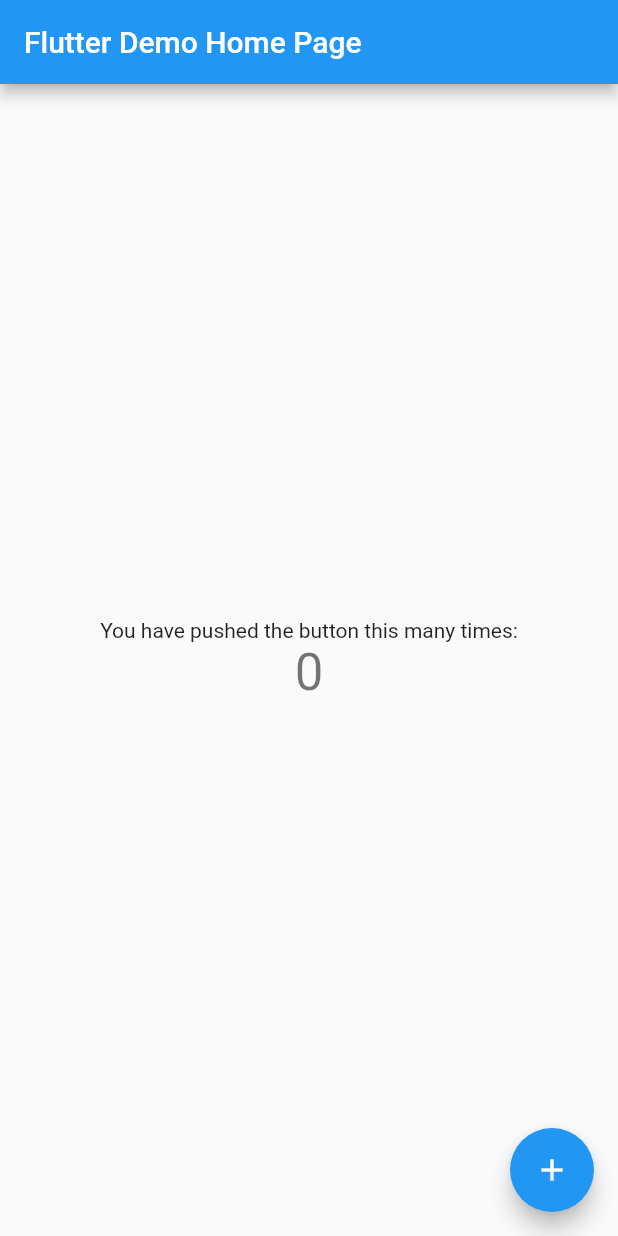
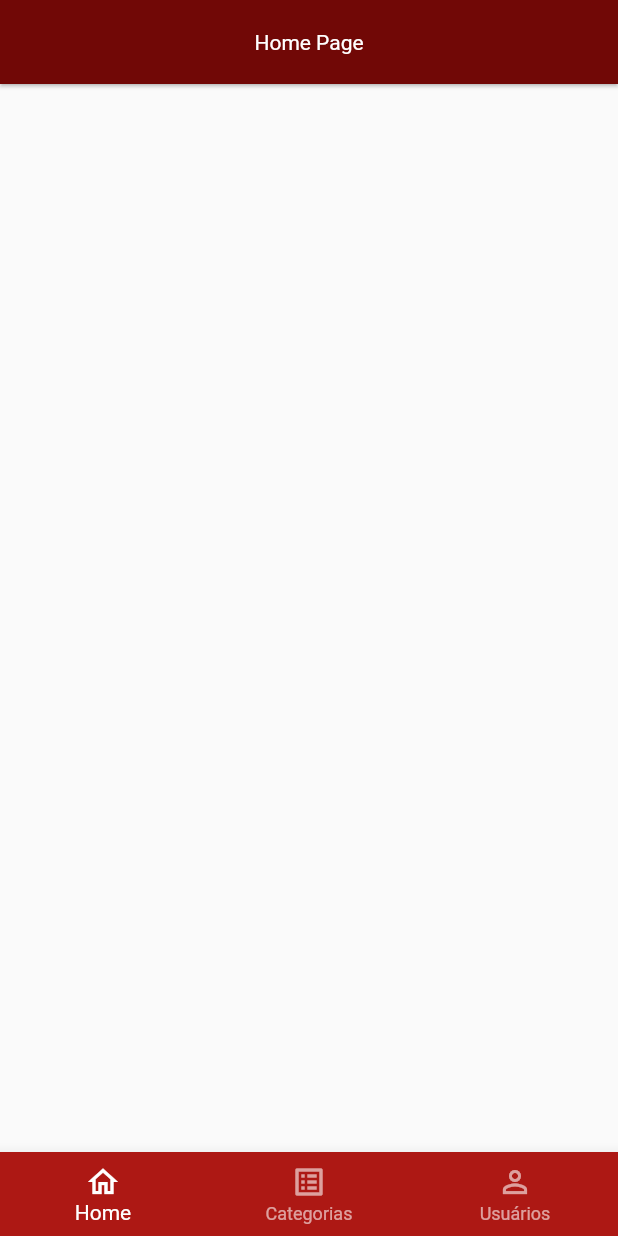
Before and after one commit to ub-system/ted, a Flutter app: the screen it shows after launch, on a phone screen of 412 x 824 dp. Run offline on Flutter 3.47's test engine with Material 2 defaults, Android fonts, the phone set to English and light mode, and no system bars; our stand-ins replace dio, get.

```diff
--- /dev/null
+++ b/mylist/lib/app/core/app_colors.dart
@@ -0,0 +1,9 @@
+import 'package:flutter/material.dart';
+
+abstract class AppColors {
+  static const Color primary = Color(0XFFAD1814);
+  static const Color primaryLight = Color(0XFFDC332F);
+  static const Color primaryDark = Color(0XFF710806);
+  static const Color primaryText = Colors.white;
+  static const Color hoverActive = Color(0XFFFEC82A);
+}
--- /dev/null
+++ b/mylist/lib/app/pages/base_page.dart
@@ -0,0 +1,64 @@
+import 'package:flutter/material.dart';
+import 'package:mylist/app/pages/user/user_page.dart';
+
+import '../core/app_colors.dart';
+//import 'app/core/app_colors.dart';
+import 'category/category_page.dart';
+import 'home/home_page.dart';
+
+
+class BasePage extends StatefulWidget {
+  const BasePage({Key? key}) : super(key: key);
+
+  @override
+  State<BasePage> createState() => _BasePageState();
+}
+
+class _BasePageState extends State<BasePage> {
+  int currentIndex = 0;
+  final pageController = PageController();
+
+  @override
+  Widget build(BuildContext context) {
+    return SafeArea(
+      child: Scaffold(
+        body: PageView(
+          physics: const NeverScrollableScrollPhysics(),
+          controller: pageController,
+          children: const [
+            HomePage(),
+            CategoryPage(),
+            UserPage(),
+          ],
+        ),
+        bottomNavigationBar: BottomNavigationBar(
+          currentIndex: currentIndex,
+          onTap: (index) {
+            setState(() {
+              currentIndex = index;
+              pageController.jumpToPage(index);
+            });
+          },
+          type: BottomNavigationBarType.fixed,
+          backgroundColor: AppColors.primary,
+          selectedItemColor: Colors.white,
+          unselectedItemColor: Colors.white.withAlpha(150),
+          items: const [
+            BottomNavigationBarItem(
+              icon: Icon(Icons.home_outlined),
+              label: 'Home',
+            ),
+            BottomNavigationBarItem(
+              icon: Icon(Icons.list_alt),
+              label: 'Categorias',
+            ),
+            BottomNavigationBarItem(
+              icon: Icon(Icons.person_outline),
+              label: 'Usuários',
+            ),
+          ],
+        ),
+      ),
+    );
+  }
+}
--- /dev/null
+++ b/mylist/lib/app/pages/home/home_page.dart
@@ -0,0 +1,15 @@
+import 'package:flutter/material.dart';
+
+class HomePage extends StatelessWidget {
+  const HomePage({super.key});
+
+  @override
+  Widget build(BuildContext context) {
+    return Scaffold(
+      appBar: AppBar(
+        title: const Text('Home Page'),
+      ),
+      body: Container(),
+    );
+  }
+}
--- /dev/null
+++ b/mylist/lib/app/routes/app_routes_pages.dart
@@ -0,0 +1,34 @@
+import 'package:get/get.dart';
+import 'package:mylist/app/pages/category/category_page.dart';
+import 'package:mylist/app/pages/user/user_page.dart';
+
+import '../pages/base_page.dart';
+import '../pages/home/home_page.dart';
+
+abstract class AppPages {
+  static final pages = <GetPage>[
+    GetPage(
+      name: AppRoutes.base,
+      page: () => const BasePage(),
+    ),
+    GetPage(
+      name: AppRoutes.category,
+      page: () => const CategoryPage(),
+    ),
+    GetPage(
+      name: AppRoutes.user,
+      page: () => const UserPage(),
+    ),
+    GetPage(
+      name: AppRoutes.home,
+      page: () => const HomePage(),
+    ),
+  ];
+}
+
+abstract class AppRoutes {
+  static const String base = '/';
+  static const String user = '/user';
+  static const String category = '/category';
+  static const String home = '/home';
+}
--- a/mylist/lib/main.dart
+++ b/mylist/lib/main.dart
@@ -1,4 +1,8 @@
 import 'package:flutter/material.dart';
+import 'package:get/get.dart';
+
+import 'app/core/app_colors.dart';
+import 'app/pages/base_page.dart';
 
 void main() {
   runApp(const MyApp());
@@ -7,109 +11,24 @@ void main() {
 class MyApp extends StatelessWidget {
   const MyApp({super.key});
 
-  // This widget is the root of your application.
   @override
   Widget build(BuildContext context) {
-    return MaterialApp(
-      title: 'Flutter Demo',
+    return GetMaterialApp(
+      title: 'MyList',
       theme: ThemeData(
-        // This is the theme of your application.
-        //
-        // Try running your application with "flutter run". You'll see the
-        // application has a blue toolbar. Then, without quitting the app, try
-        // changing the primarySwatch below to Colors.green and then invoke
-        // "hot reload" (press "r" in the console where you ran "flutter run",
-        // or simply save your changes to "hot reload" in a Flutter IDE).
-        // Notice that the counter didn't reset back to zero; the application
-        // is not restarted.
-        primarySwatch: Colors.blue,
+        primaryColor: AppColors.primary,
+        appBarTheme: const AppBarTheme(
+          color: AppColors.primaryDark,
+          centerTitle: true,
+          iconTheme: IconThemeData(color: Colors.white),
+          titleTextStyle: TextStyle(color: Colors.white),
+          elevation: 1,
+        ),
       ),
-      home: const MyHomePage(title: 'Flutter Demo Home Page'),
+      debugShowCheckedModeBanner: false,
+      //initialRoute: AppRoutes.splash,
+      //getPages: AppPages.pages,
+      home: const BasePage(),
     );
   }
 }
-
-class MyHomePage extends StatefulWidget {
-  const MyHomePage({super.key, required this.title});
-
-  // This widget is the home page of your application. It is stateful, meaning
-  // that it has a State object (defined below) that contains fields that affect
-  // how it looks.
-
-  // This class is the configuration for the state. It holds the values (in this
-  // case the title) provided by the parent (in this case the App widget) and
-  // used by the build method of the State. Fields in a Widget subclass are
-  // always marked "final".
-
-  final String title;
-
-  @override
-  State<MyHomePage> createState() => _MyHomePageState();
-}
-
-class _MyHomePageState extends State<MyHomePage> {
-  int _counter = 0;
-
-  void _incrementCounter() {
-    setState(() {
-      // This call to setState tells the Flutter framework that something has
-      // changed in this State, which causes it to rerun the build method below
-      // so that the display can reflect the updated values. If we changed
-      // _counter without calling setState(), then the build method would not be
-      // called again, and so nothing would appear to happen.
-      _counter++;
-    });
-  }
-
-  @override
-  Widget build(BuildContext context) {
-    // This method is rerun every time setState is called, for instance as done
-    // by the _incrementCounter method above.
-    //
-    // The Flutter framework has been optimized to make rerunning build methods
-    // fast, so that you can just rebuild anything that needs updating rather
-    // than having to individually change instances of widgets.
-    return Scaffold(
-      appBar: AppBar(
-        // Here we take the value from the MyHomePage object that was created by
-        // the App.build method, and use it to set our appbar title.
-        title: Text(widget.title),
-      ),
-      body: Center(
-        // Center is a layout widget. It takes a single child and positions it
-        // in the middle of the parent.
-        child: Column(
-          // Column is also a layout widget. It takes a list of children and
-          // arranges them vertically. By default, it sizes itself to fit its
-          // children horizontally, and tries to be as tall as its parent.
-          //
-          // Invoke "debug painting" (press "p" in the console, choose the
-          // "Toggle Debug Paint" action from the Flutter Inspector in Android
-          // Studio, or the "Toggle Debug Paint" command in Visual Studio Code)
-          // to see the wireframe for each widget.
-          //
-          // Column has various properties to control how it sizes itself and
-          // how it positions its children. Here we use mainAxisAlignment to
-          // center the children vertically; the main axis here is the vertical
-          // axis because Columns are vertical (the cross axis would be
-          // horizontal).
-          mainAxisAlignment: MainAxisAlignment.center,
-          children: <Widget>[
-            const Text(
-              'You have pushed the button this many times:',
-            ),
-            Text(
-              '$_counter',
-              style: Theme.of(context).textTheme.headlineMedium,
-            ),
-          ],
-        ),
-      ),
-      floatingActionButton: FloatingActionButton(
-        onPressed: _incrementCounter,
-        tooltip: 'Increment',
-        child: const Icon(Icons.add),
-      ), // This trailing comma makes auto-formatting nicer for build methods.
-    );
-  }
-}
```
Also changed, not shown: mylist/lib/app/controllers/category_controller.dart (added, +22 -0 lines), mylist/lib/app/controllers/user_controller.dart (added, +22 -0 lines), mylist/lib/app/models/category_model.dart (added, +46 -0 lines), mylist/lib/app/models/user_model.dart (added, +53 -0 lines), mylist/lib/app/pages/category/category_page.dart (added, +15 -0 lines), mylist/lib/app/pages/user/user_page.dart (added, +54 -0 lines), mylist/lib/app/repositories/category_repository.dart (added, +39 -0 lines), mylist/lib/app/repositories/user_repository.dart (added, +38 -0 lines), mylist/lib/app/services/http_manager.dart (added, +74 -0 lines).
